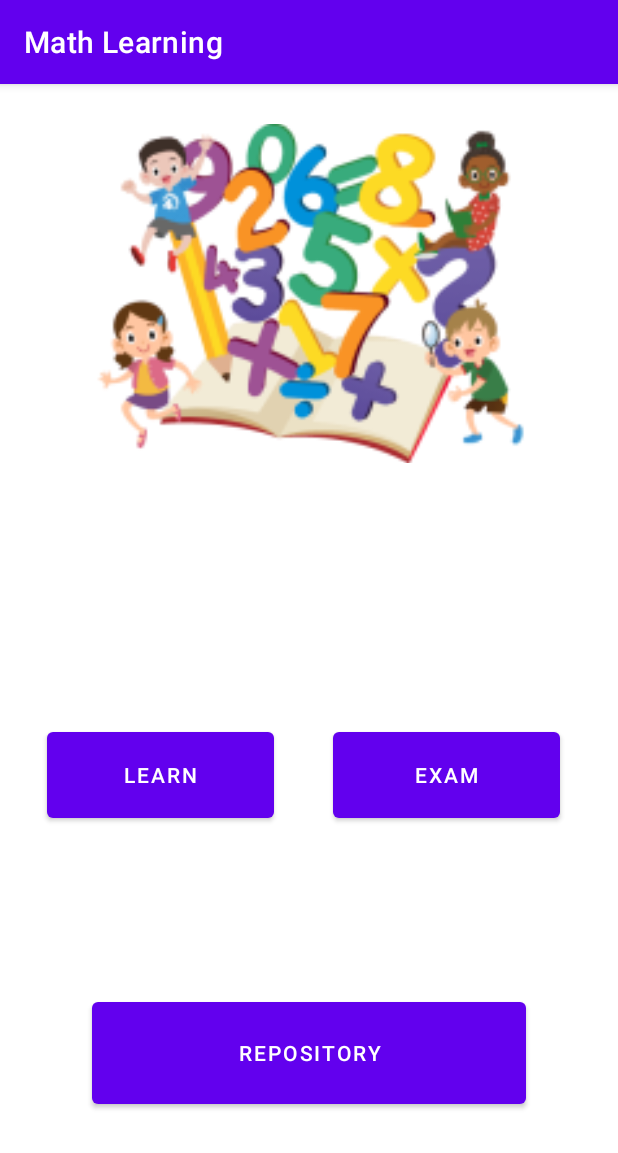
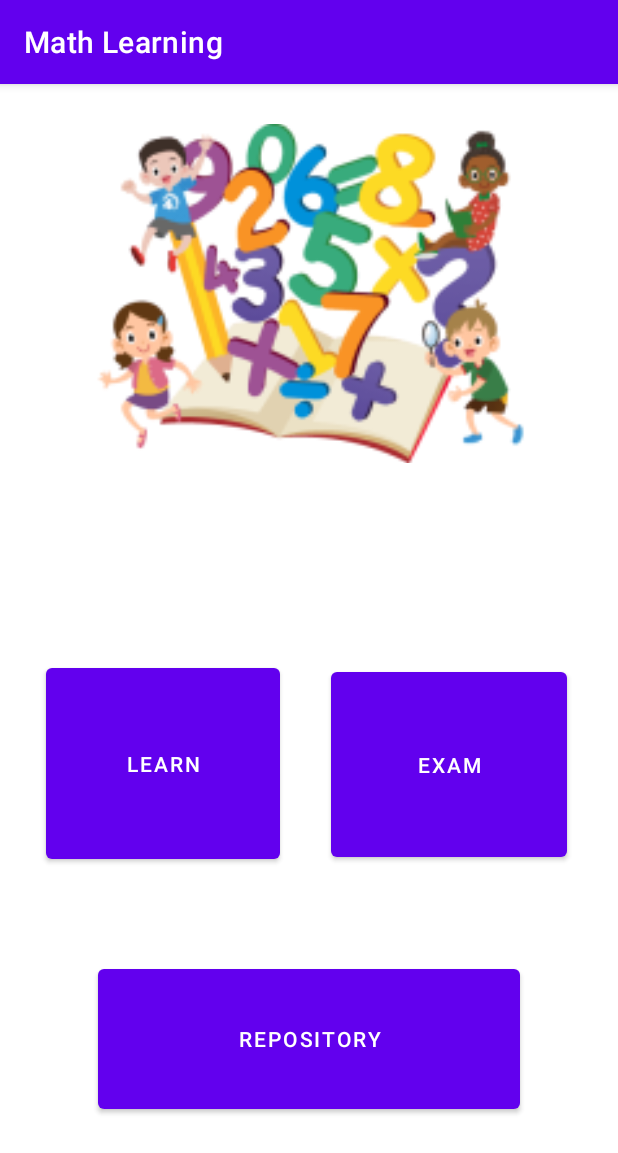
Before and after one commit to SaadRahman021/Learning-App-, an Android app: the screen it shows after launch (MainActivity), on a phone screen of 412 x 824 dp. Shown: the top 1153 px of the screen. Run offline under Robolectric (Android 15) with nearby library versions, the light colour scheme and no system bars.

Commit message:
Main UI updated

```diff
--- a/app/src/main/java/com/example/mathlearning/MainActivity.java
+++ b/app/src/main/java/com/example/mathlearning/MainActivity.java
@@ -2,18 +2,19 @@ package com.example.mathlearning;
 
 import androidx.appcompat.app.AppCompatActivity;
 
+import android.app.Activity;
 import android.content.Intent;
 import android.net.Uri;
 import android.os.Bundle;
 import android.view.View;
+import android.widget.ArrayAdapter;
 import android.widget.Button;
-
 
 public class MainActivity extends AppCompatActivity {
 
     Button learn,exam,repo;
 
-    @Override
+        @Override
     protected void onCreate(Bundle savedInstanceState) {
         super.onCreate(savedInstanceState);
         setContentView(R.layout.activity_main);
--- a/app/src/main/res/layout/activity_main.xml
+++ b/app/src/main/res/layout/activity_main.xml
@@ -8,8 +8,8 @@
 
     <Button
         android:id="@+id/button"
-        android:layout_width="151dp"
-        android:layout_height="69dp"
+        android:layout_width="156dp"
+        android:layout_height="139dp"
         android:text="Learn"
         app:layout_constraintBottom_toBottomOf="parent"
         app:layout_constraintEnd_toEndOf="parent"
@@ -20,8 +20,8 @@
 
     <Button
         android:id="@+id/button2"
-        android:layout_width="151dp"
-        android:layout_height="69dp"
+        android:layout_width="157dp"
+        android:layout_height="135dp"
         android:text="Exam"
         app:layout_constraintBottom_toBottomOf="parent"
         app:layout_constraintEnd_toEndOf="parent"
@@ -31,8 +31,8 @@
 
     <Button
         android:id="@+id/button3"
-        android:layout_width="289dp"
-        android:layout_height="80dp"
+        android:layout_width="281dp"
+        android:layout_height="105dp"
         android:text="Repository"
         app:layout_constraintBottom_toBottomOf="parent"
         app:layout_constraintEnd_toEndOf="parent"
```
